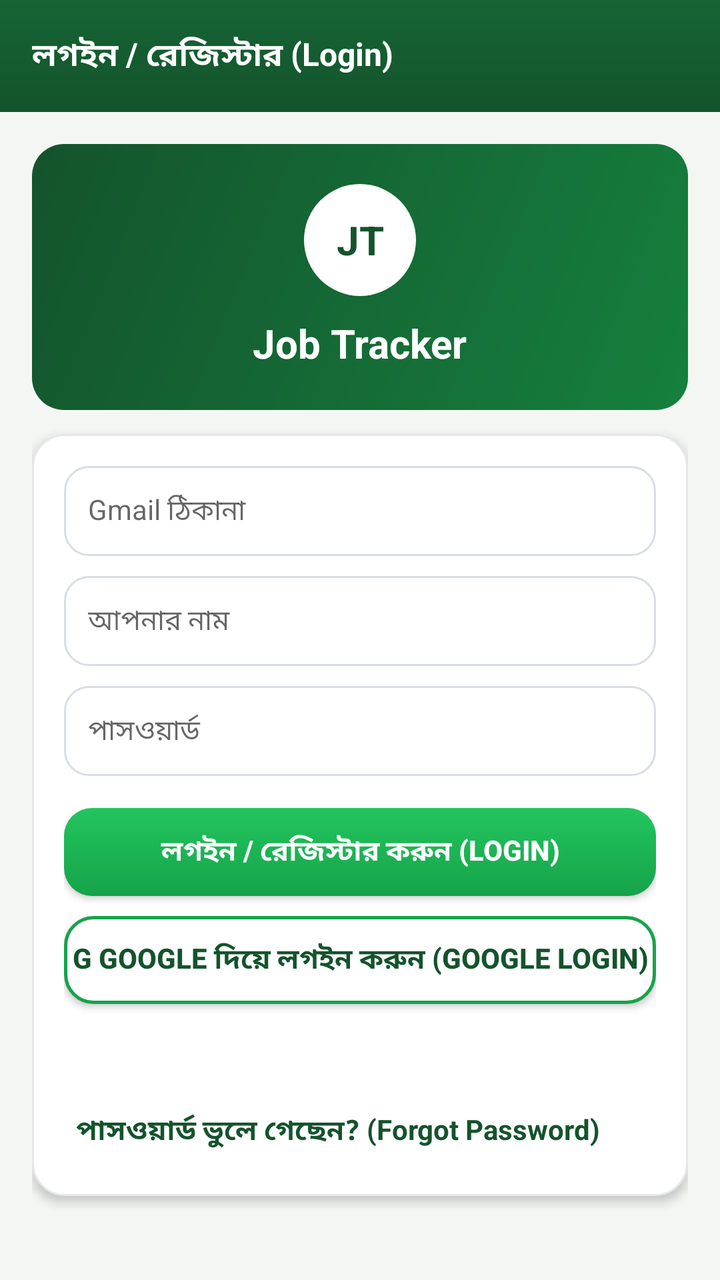
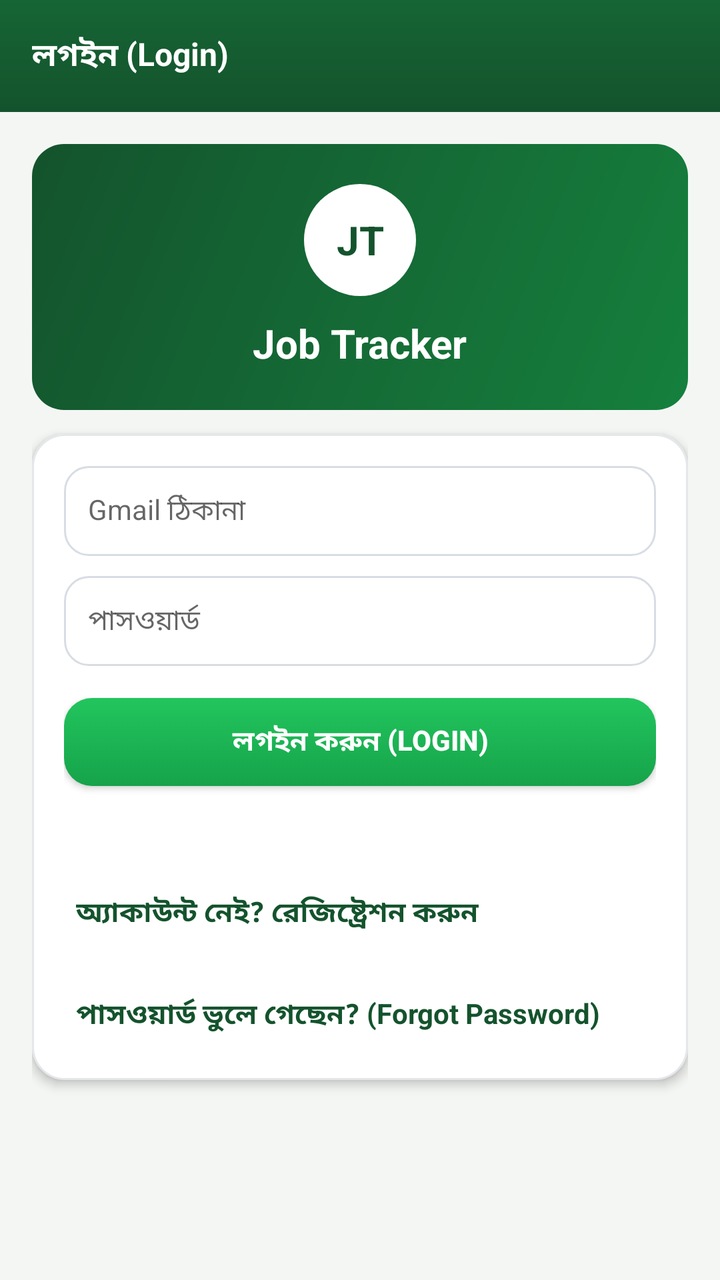

The first picture is an Android layout as it rendered before a commit; the second is the same layout after the commit. The layout source and the unified diff follow.
<!-- AndroidManifest.xml: application theme AppTheme -->
<!-- res/layout/activity_login.xml -->
<?xml version="1.0" encoding="utf-8"?>
<LinearLayout xmlns:android="http://schemas.android.com/apk/res/android"
    android:layout_width="match_parent"
    android:layout_height="match_parent"
    android:orientation="vertical"
    android:background="@color/bg"
    android:fitsSystemWindows="true">

    <android.widget.Toolbar
        android:id="@+id/toolbar"
        android:layout_width="match_parent"
        android:layout_height="?android:attr/actionBarSize"
        android:background="@drawable/toolbar_bg"
        android:titleTextColor="#ffffff"
        android:titleTextAppearance="@style/ToolbarTitle"
        android:title="@string/login_title" />

    <ScrollView
        android:layout_width="match_parent"
        android:layout_height="match_parent"
        android:fillViewport="true">
        <LinearLayout
            android:layout_width="match_parent"
            android:layout_height="wrap_content"
            android:orientation="vertical"
            android:padding="16dp"
            android:paddingBottom="32dp">
            
            <LinearLayout
                android:layout_width="match_parent"
                android:layout_height="wrap_content"
                android:orientation="vertical"
                android:gravity="center"
                android:background="@drawable/brand_card_bg"
                android:paddingTop="20dp"
                android:paddingBottom="20dp">
                <TextView
                    android:layout_width="56dp"
                    android:layout_height="56dp"
                    android:layout_gravity="center"
                    android:background="@drawable/drawer_logo_bg"
                    android:gravity="center"
                    android:text="JT"
                    android:textColor="@color/green_dark"
                    android:textSize="20sp"
                    android:textStyle="bold" />
                <TextView
                    android:layout_width="wrap_content"
                    android:layout_height="wrap_content"
                    android:layout_gravity="center"
                    android:layout_marginTop="10dp"
                    android:text="@string/app_name"
                    android:textColor="#ffffff"
                    android:textSize="20sp"
                    android:textStyle="bold" />
            </LinearLayout>

            
            <LinearLayout
                android:layout_width="match_parent"
                android:layout_height="wrap_content"
                android:orientation="vertical"
                android:background="@drawable/card_bg"
                android:elevation="3dp"
                android:padding="16dp"
                android:layout_marginTop="12dp">
                <EditText
                    android:id="@+id/email"
                    android:layout_width="match_parent"
                    android:layout_height="wrap_content"
                    android:hint="Gmail ঠিকানা"
                    android:inputType="textEmailAddress"
                    android:textSize="14sp"
                    android:background="@drawable/input_bg"
                    android:padding="12dp" />
                <EditText
                    android:id="@+id/name"
                    android:layout_width="match_parent"
                    android:layout_height="wrap_content"
                    android:hint="আপনার নাম"
                    android:inputType="textPersonName"
                    android:textSize="14sp"
                    android:layout_marginTop="10dp"
                    android:background="@drawable/input_bg"
                    android:padding="12dp" />
                <EditText
                    android:id="@+id/password"
                    android:layout_width="match_parent"
                    android:layout_height="wrap_content"
                    android:hint="পাসওয়ার্ড"
                    android:inputType="textPassword"
                    android:textSize="14sp"
                    android:layout_marginTop="10dp"
                    android:background="@drawable/input_bg"
                    android:padding="12dp" />
                <Button
                    android:id="@+id/loginBtn"
                    android:layout_width="match_parent"
                    android:layout_height="44dp"
                    android:text="লগইন / রেজিস্টার করুন (Login)"
                    android:textSize="14sp"
                    android:textStyle="bold"
                    android:layout_marginTop="16dp"
                    android:minHeight="0dp"
                    android:background="@drawable/btn_primary"
                    android:elevation="2dp"
                    android:textColor="#ffffff"
                />
                <Button
                    android:id="@+id/googleBtn"
                    android:layout_width="match_parent"
                    android:layout_height="44dp"
                    android:text="G Google দিয়ে লগইন করুন (Google Login)"
                    android:textSize="14sp"
                    android:textStyle="bold"
                    android:layout_marginTop="10dp"
                    android:minHeight="0dp"
                    android:background="@drawable/btn_secondary"
                    android:textColor="@color/green_dark"
                />
                <TextView
                    android:id="@+id/status"
                    android:layout_width="wrap_content"
                    android:layout_height="wrap_content"
                    android:layout_marginTop="10dp"
                    android:textSize="14sp"
                    android:textColor="@color/danger" />
                <TextView
                    android:id="@+id/forgotLink"
                    android:layout_width="wrap_content"
                    android:layout_height="wrap_content"
                    android:text="পাসওয়ার্ড ভুলে গেছেন? (Forgot Password)"
                    android:textColor="@color/green_dark"
                    android:textSize="14sp"
                    android:textStyle="bold"
                    android:layout_marginTop="18dp"
                    android:padding="6dp" />

                <LinearLayout
                    android:id="@+id/forgotPanel"
                    android:layout_width="match_parent"
                    android:layout_height="wrap_content"
                    android:orientation="vertical"
                    android:visibility="gone"
                    android:background="@color/bg"
                    android:padding="12dp"
                    android:layout_marginTop="8dp">
                    <EditText
                        android:id="@+id/fpCode"
                        android:layout_width="match_parent"
                        android:layout_height="wrap_content"
                        android:hint="৬ সংখ্যার কোড"
                        android:inputType="number"
                        android:textSize="14sp"
                        android:layout_marginTop="10dp"
                        android:background="@drawable/input_bg"
                        android:padding="10dp" />
                    <EditText
                        android:id="@+id/fpNewPass"
                        android:layout_width="match_parent"
                        android:layout_height="wrap_content"
                        android:hint="নতুন পাসওয়ার্ড (কমপক্ষে ৪ অক্ষর)"
                        android:inputType="textPassword"
                        android:textSize="14sp"
                        android:layout_marginTop="10dp"
                        android:background="@drawable/input_bg"
                        android:padding="10dp" />
                    <Button
                        android:id="@+id/fpSendBtn"
                        android:layout_width="match_parent"
                        android:layout_height="40dp"
                        android:text="কোড পাঠান (Send Code)"
                        android:textSize="14sp"
                        android:layout_marginTop="10dp"
                    android:minHeight="0dp"
                    android:background="@drawable/btn_secondary"
                    android:textColor="@color/green_dark"
                />
                    <Button
                        android:id="@+id/fpVerifyBtn"
                        android:layout_width="match_parent"
                        android:layout_height="40dp"
                        android:text="কোড দিয়ে পাসওয়ার্ড বদলান (Reset Password)"
                        android:textSize="14sp"
                        android:layout_marginTop="8dp"
                    android:minHeight="0dp"
                    android:background="@drawable/btn_secondary"
                    android:textColor="@color/green_dark"
                />
                    <TextView
                        android:id="@+id/fpStatus"
                        android:layout_width="wrap_content"
                        android:layout_height="wrap_content"
                        android:textSize="14sp"
                        android:layout_marginTop="8dp" />
                </LinearLayout>
            </LinearLayout>
        </LinearLayout>
    </ScrollView>
</LinearLayout>
<!-- resources referenced by this layout -->
<resources>
  <color name="bg">#f4f6f3</color>
  <color name="danger">#b91c1c</color>
  <color name="green_dark">#14532d</color>
  <!-- drawable brand_card_bg (drawable) -->
  <?xml version="1.0" encoding="utf-8"?>
  <shape xmlns:android="http://schemas.android.com/apk/res/android"
      android:shape="rectangle">
      <gradient
          android:angle="315"
          android:startColor="#14532d"
          android:endColor="#15803d"
          android:type="linear" />
      <corners android:radius="16dp" />
  </shape>
  <!-- drawable btn_primary (drawable) -->
  <?xml version="1.0" encoding="utf-8"?>
  <selector xmlns:android="http://schemas.android.com/apk/res/android">
      <item android:state_pressed="true" android:drawable="@drawable/btn_primary_pressed" />
      <item android:drawable="@drawable/btn_primary_normal" />
  </selector>
  <!-- drawable btn_secondary (drawable) -->
  <?xml version="1.0" encoding="utf-8"?>
  <selector xmlns:android="http://schemas.android.com/apk/res/android">
      <item android:state_pressed="true" android:drawable="@drawable/btn_secondary_pressed" />
      <item android:drawable="@drawable/btn_secondary_normal" />
  </selector>
  <!-- drawable card_bg (drawable) -->
  <?xml version="1.0" encoding="utf-8"?>
  <shape xmlns:android="http://schemas.android.com/apk/res/android"
      android:shape="rectangle">
      <solid android:color="#ffffff" />
      <stroke android:width="1dp" android:color="#E5E7EB" />
      <corners android:radius="16dp" />
  </shape>
  <!-- drawable drawer_logo_bg (drawable) -->
  <?xml version="1.0" encoding="utf-8"?>
  <shape xmlns:android="http://schemas.android.com/apk/res/android"
      android:shape="oval">
      <solid android:color="#ffffff" />
  </shape>
  <!-- drawable toolbar_bg (drawable) -->
  <?xml version="1.0" encoding="utf-8"?>
  <shape xmlns:android="http://schemas.android.com/apk/res/android"
      android:shape="rectangle">
      <gradient
          android:angle="270"
          android:startColor="#166534"
          android:endColor="#14532d"
          android:type="linear" />
  </shape>
  <string name="app_name">Job Tracker</string>
  <string name="login_title">লগইন / রেজিস্টার (Login)</string>
  <style name="ToolbarTitle">
          <item name="android:textSize">16sp</item>
          <item name="android:textStyle">bold</item>
      </style>
  <style name="AppTheme" parent="android:Theme.Material.Light.NoActionBar">
          <item name="android:colorPrimary">@color/green_dark</item>
          <item name="android:colorPrimaryDark">@color/green_dark</item>
          <item name="android:colorAccent">@color/green</item>
          <item name="android:windowBackground">@color/bg</item>
      </style>
  <!-- drawable btn_primary_normal (drawable) -->
  <?xml version="1.0" encoding="utf-8"?>
  <shape xmlns:android="http://schemas.android.com/apk/res/android"
      android:shape="rectangle">
      <gradient
          android:angle="270"
          android:startColor="#22c55e"
          android:endColor="#16a34a"
          android:type="linear" />
      <corners android:radius="14dp" />
  </shape>
  <!-- drawable btn_secondary_pressed (drawable) -->
  <?xml version="1.0" encoding="utf-8"?>
  <shape xmlns:android="http://schemas.android.com/apk/res/android"
      android:shape="rectangle">
      <solid android:color="@color/green_light" />
      <stroke android:width="1.5dp" android:color="@color/green" />
      <corners android:radius="14dp" />
  </shape>
  <!-- drawable btn_secondary_normal (drawable) -->
  <?xml version="1.0" encoding="utf-8"?>
  <shape xmlns:android="http://schemas.android.com/apk/res/android"
      android:shape="rectangle">
      <solid android:color="#ffffff" />
      <stroke android:width="1.5dp" android:color="@color/green" />
      <corners android:radius="14dp" />
  </shape>
  <color name="green">#16a34a</color>
  <color name="input_border">#d8dde3</color>
  <color name="green_light">#dcfce7</color>
  <!-- unchanged entries left out for length: 2 -->
</resources>

<!-- the commit's change to res/layout/activity_login.xml (unified diff, before → after) -->
@@ -74,16 +74,6 @@
                     android:background="@drawable/input_bg"
                     android:padding="12dp" />
                 <EditText
-                    android:id="@+id/name"
-                    android:layout_width="match_parent"
-                    android:layout_height="wrap_content"
-                    android:hint="আপনার নাম"
-                    android:inputType="textPersonName"
-                    android:textSize="14sp"
-                    android:layout_marginTop="10dp"
-                    android:background="@drawable/input_bg"
-                    android:padding="12dp" />
-                <EditText
                     android:id="@+id/password"
                     android:layout_width="match_parent"
                     android:layout_height="wrap_content"
@@ -97,7 +87,7 @@
                     android:id="@+id/loginBtn"
                     android:layout_width="match_parent"
                     android:layout_height="44dp"
-                    android:text="লগইন / রেজিস্টার করুন (Login)"
+                    android:text="লগইন করুন (Login)"
                     android:textSize="14sp"
                     android:textStyle="bold"
                     android:layout_marginTop="16dp"
@@ -106,18 +96,6 @@
                     android:elevation="2dp"
                     android:textColor="#ffffff"
                 />
-                <Button
-                    android:id="@+id/googleBtn"
-                    android:layout_width="match_parent"
-                    android:layout_height="44dp"
-                    android:text="G Google দিয়ে লগইন করুন (Google Login)"
-                    android:textSize="14sp"
-                    android:textStyle="bold"
-                    android:layout_marginTop="10dp"
-                    android:minHeight="0dp"
-                    android:background="@drawable/btn_secondary"
-                    android:textColor="@color/green_dark"
-                />
                 <TextView
                     android:id="@+id/status"
                     android:layout_width="wrap_content"
@@ -125,6 +103,16 @@
                     android:layout_marginTop="10dp"
                     android:textSize="14sp"
                     android:textColor="@color/danger" />
+                <TextView
+                    android:id="@+id/registerLink"
+                    android:layout_width="wrap_content"
+                    android:layout_height="wrap_content"
+                    android:text="অ্যাকাউন্ট নেই? রেজিষ্ট্রেশন করুন"
+                    android:textColor="@color/green_dark"
+                    android:textSize="14sp"
+                    android:textStyle="bold"
+                    android:layout_marginTop="18dp"
+                    android:padding="6dp" />
                 <TextView
                     android:id="@+id/forgotLink"
                     android:layout_width="wrap_content"
<!-- resource entries referenced after the edit -->
@@ -51,7 +51,7 @@
           android:type="linear" />
   </shape>
   <string name="app_name">Job Tracker</string>
-  <string name="login_title">লগইন / রেজিস্টার (Login)</string>
+  <string name="login_title">লগইন (Login)</string>
   <style name="ToolbarTitle">
           <item name="android:textSize">16sp</item>
           <item name="android:textStyle">bold</item>
